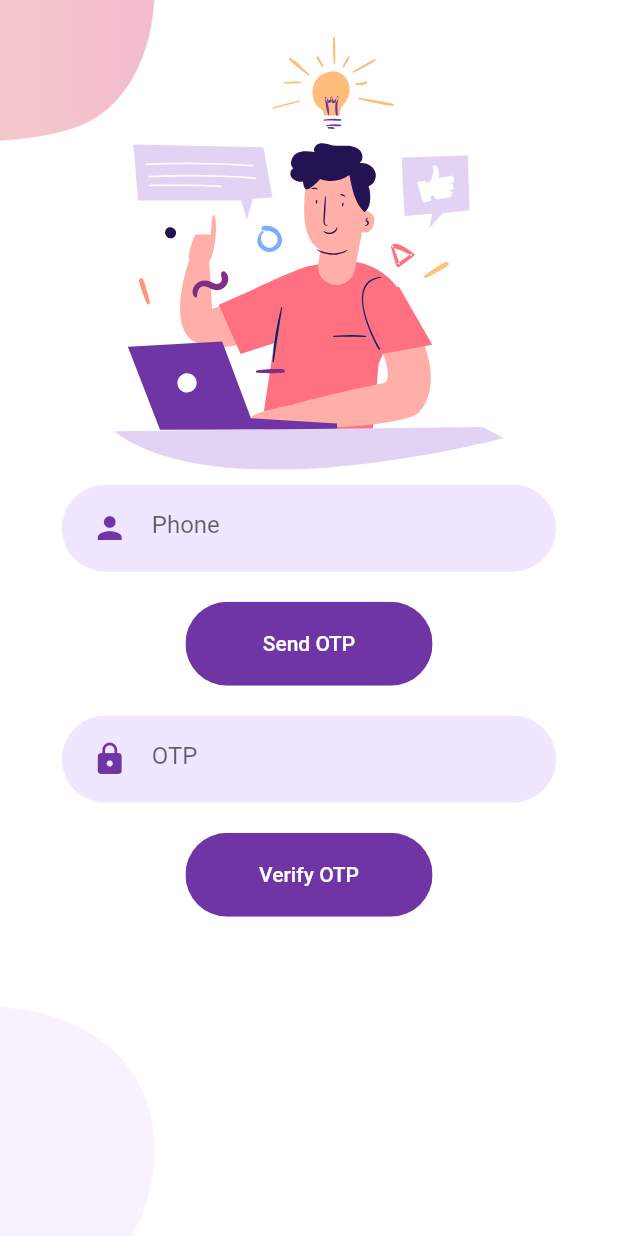
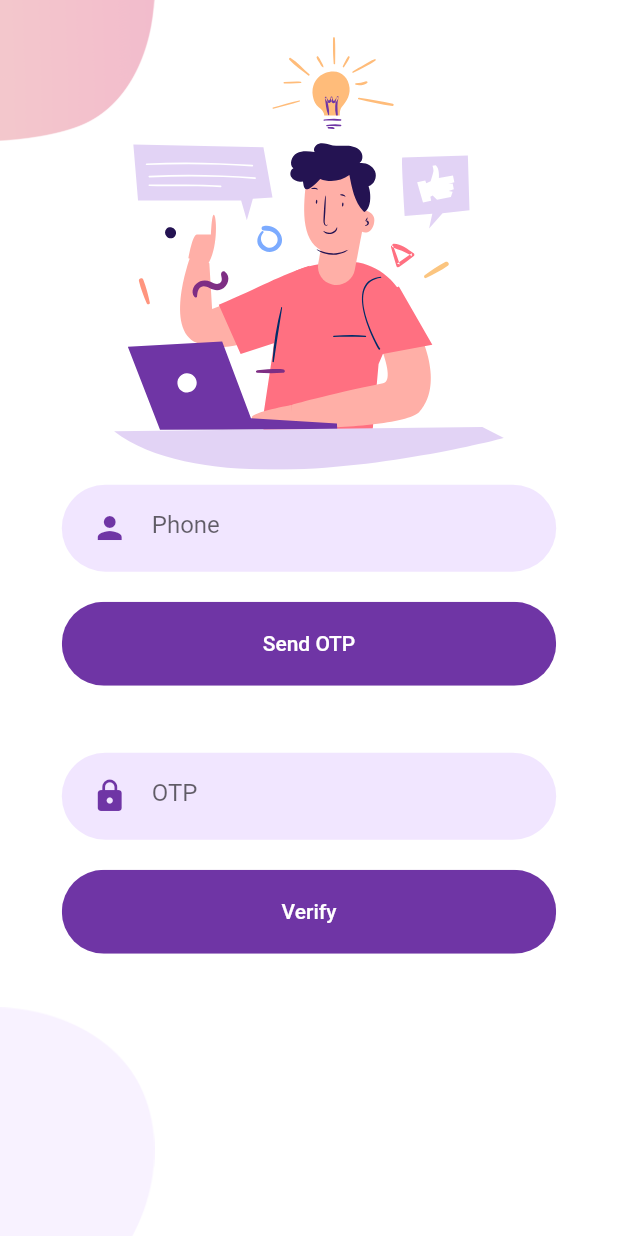
Before and after one commit to Bhupesh2001/k_on_net, a Flutter app: the RegisterScreen screen opened by its route, on a phone screen of 412 x 824 dp. Run offline on Flutter 3.47's test engine with Material 2 defaults, Android fonts, the phone set to English and light mode, and no system bars; our stand-ins replace animated_text_kit, firebase_auth, flutter_svg, google_nav_bar, google_sign_in; accounts and stored records are empty.

Commit message:
frontend of register and userDetail screens modified

```diff
--- a/lib/Screens/signUp/register_screen.dart
+++ b/lib/Screens/signUp/register_screen.dart
@@ -1,10 +1,10 @@
 import 'package:flutter/material.dart';
 import 'package:flutter_svg/flutter_svg.dart';
-import 'package:k_on_net/Screens/signUp/userDetailScreen.dart';
 import 'package:k_on_net/components/rounded_button.dart';
 import 'package:k_on_net/components/rounded_input_field.dart';
 import 'package:k_on_net/constants.dart';
 import 'background.dart';
+import 'userDetailScreen.dart';
 
 class RegisterScreen extends StatefulWidget {
   static String id = 'register_screen';
@@ -54,25 +54,15 @@ class _RegisterScreenState extends State<RegisterScreen> {
                                     : null;
                               },
                             ),
-                            Container(
-                              margin: EdgeInsets.symmetric(vertical: 10),
-                              width: size.width * 0.4,
-                              child: ClipRRect(
-                                borderRadius: BorderRadius.circular(29),
-                                child: FlatButton(
-                                  color: kPrimaryColor,
-                                  padding: EdgeInsets.symmetric(
-                                      vertical: 20, horizontal: 20),
-                                  onPressed: () {},
-                                  child: Text(
-                                    'Send OTP',
-                                    style: TextStyle(
-                                      color: Colors.white,
-                                    ),
-                                  ),
-                                ),
-                              ),
+                            RoundedButton(
+                              text: 'Send OTP',
+                              color: kPrimaryColor,
+                              textColor: Colors.white,
+                              press: () {
+                                //  TODO: pass tecPhone in function to request otp
+                              },
                             ),
+                            SizedBox(height: size.height * 0.03),
                             RoundedInputField(
                               onChanged: (value) {},
                               obscureText: true, // typing becomes hidden
@@ -89,37 +79,17 @@ class _RegisterScreenState extends State<RegisterScreen> {
                           ],
                         ),
                       ),
-                      Container(
-                        margin: EdgeInsets.symmetric(vertical: 10),
-                        width: size.width * 0.4,
-                        child: ClipRRect(
-                          borderRadius: BorderRadius.circular(29),
-                          child: FlatButton(
-                            color: kPrimaryColor,
-                            padding: EdgeInsets.symmetric(
-                                vertical: 20, horizontal: 20),
-                            onPressed: () {
-                              Navigator.pushNamed(
-                                  context, UserDetailsScreen.id);
-                            },
-                            child: Text(
-                              'Verify OTP',
-                              style: TextStyle(
-                                color: Colors.white,
-                              ),
-                            ),
-                          ),
-                        ),
+                      RoundedButton(
+                        text: 'Verify',
+                        color: kPrimaryColor,
+                        textColor: Colors.white,
+                        press: () {
+                          // TODO: pass tecOtp in otp verify function, and put a condition if success then next page
+                          Navigator.pushNamedAndRemoveUntil(
+                              context, UserDetailsScreen.id, (route) => false);
+                        },
                       ),
                       SizedBox(height: size.height * 0.03),
-                      // AlreadyHaveAnAccountCheck(
-                      //   login: false,
-                      //   press: () {
-                      //     Navigator.popAndPushNamed(context, LoginScreen.id);
-                      //   },
-                      // ),
-                      // OrDivider(),
-                      // googleSigninBtn(),
                     ],
                   ),
                 ),
```
Also changed, not shown: lib/Screens/signUp/userDetailScreen.dart (+34 -19 lines).
